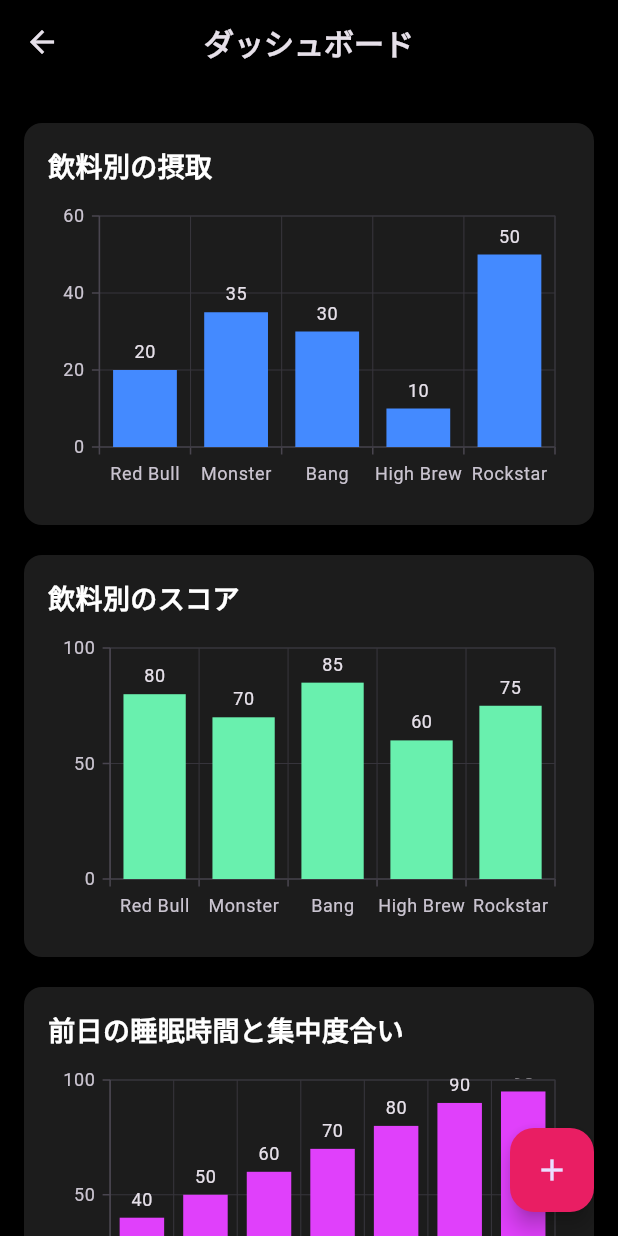
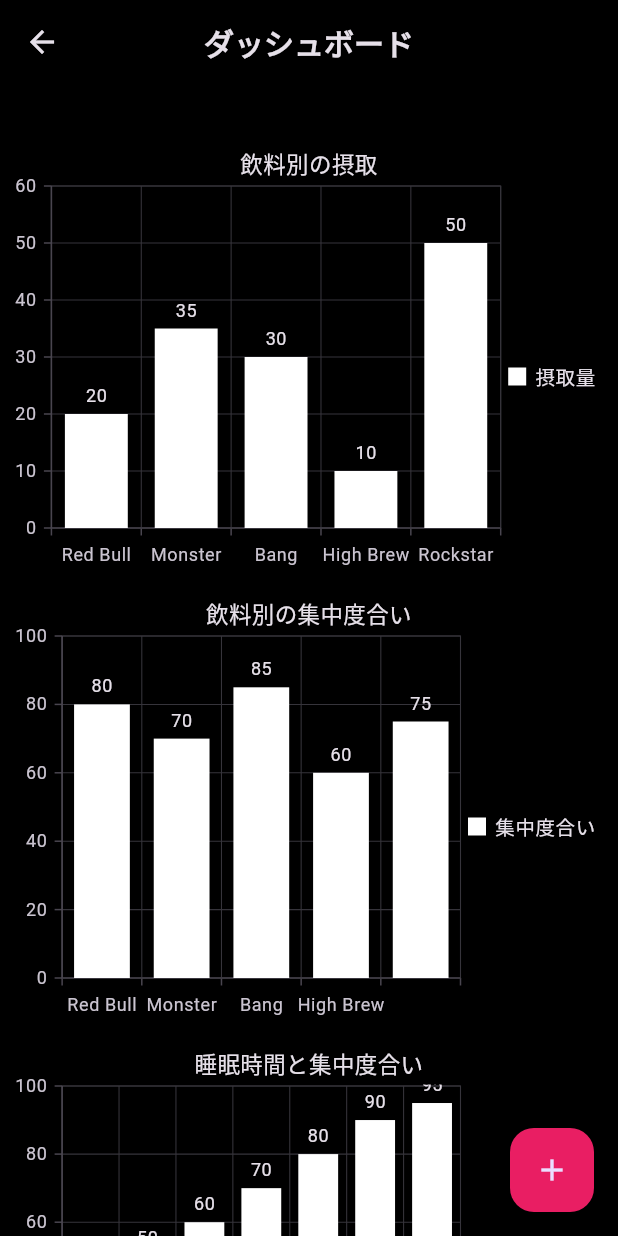
Before and after one commit to jphacks/os_2406, a Flutter app: the screen it shows after launch, on a phone screen of 412 x 824 dp. Run offline on Flutter 3.47's test engine with Material 3 defaults, Android fonts, the phone set to English and light mode, and no system bars; our stand-ins replace syncfusion_flutter_charts.

```diff
--- a/flutter_application/lib/main.dart
+++ b/flutter_application/lib/main.dart
@@ -1,5 +1,6 @@
 import 'package:flutter/material.dart';
-import 'package:syncfusion_flutter_charts/charts.dart';
+import 'package:syncfusion_flutter_charts/charts.dart'; // Syncfusionのインポート
+import 'src/input_before.dart'; // 遷移先の画面ファイルをインポート
 
 void main() {
   runApp(const MyApp());
@@ -26,10 +27,10 @@ class DashboardScreen extends StatelessWidget {
       backgroundColor: const Color(0xFF000000),
       appBar: AppBar(
         backgroundColor: const Color(0xFF000000),
-        elevation: 0,
+        elevation: 0, // 影を消す
         leading: IconButton(
           icon: const Icon(Icons.arrow_back),
-          onPressed: () {},
+          onPressed: () {}, // 戻るボタンの機能
         ),
         title: const Text(
           'ダッシュボード',
@@ -37,86 +38,93 @@ class DashboardScreen extends StatelessWidget {
         ),
         centerTitle: true,
       ),
-      body: SingleChildScrollView(
+      body: SingleChildScrollView( // スクロール可能にする
         child: Column(
           children: [
-            const SizedBox(height: 16),
-            _buildGraphCard(
-              title: '飲料別の摂取',
-              series: ColumnSeries<DrinkData, String>(
+            Container(
+              padding: const EdgeInsets.all(16.0),
+              child: const Column(
+                crossAxisAlignment: CrossAxisAlignment.start,
+              ),
+            ),
+            // 飲料摂取のグラフ
+            Container(
+              height: 300,
+              child: SfCartesianChart(
+                title: ChartTitle(text: '飲料別の摂取'),
+                legend: Legend(isVisible: true),
+                primaryXAxis: CategoryAxis(),
+                primaryYAxis: NumericAxis(),
+                series: <CartesianSeries>[
+                  ColumnSeries<DrinkData, String>(
                     dataSource: getDrinkData(),
                     xValueMapper: (DrinkData data, _) => data.drink,
                     yValueMapper: (DrinkData data, _) => data.consumption,
                     name: '摂取量',
                     dataLabelSettings: DataLabelSettings(isVisible: true),
-                color: Colors.blueAccent,
+                    color: Colors.white,
+                  ),
+                ],
               ),
             ),
-            _buildGraphCard(
-              title: '飲料別のスコア',
-              series: ColumnSeries<FocusData, String>(
+            // 集中度合いのグラフ
+            Container(
+              height: 300,
+              child: SfCartesianChart(
+                title: ChartTitle(text: '飲料別の集中度合い'),
+                legend: Legend(isVisible: true),
+                primaryXAxis: CategoryAxis(),
+                primaryYAxis: NumericAxis(),
+                series: <CartesianSeries>[
+                  ColumnSeries<FocusData, String>(
                     dataSource: getFocusData(),
                     xValueMapper: (FocusData data, _) => data.drink,
                     yValueMapper: (FocusData data, _) => data.score,
                     name: '集中度合い',
                     dataLabelSettings: DataLabelSettings(isVisible: true),
-                color: Colors.greenAccent,
+                    color: Colors.white,
+                  ),
+                ],
               ),
             ),
-            _buildGraphCard(
-              title: '前日の睡眠時間と集中度合い',
-              series: ColumnSeries<SleepFocusData, String>(
+            // 睡眠時間と集中度合いのグラフ
+            Container(
+              height: 300,
+              child: SfCartesianChart(
+                title: ChartTitle(text: '睡眠時間と集中度合い'),
+                legend: Legend(isVisible: true),
+                primaryXAxis: CategoryAxis(),
+                primaryYAxis: NumericAxis(),
+                series: <CartesianSeries>[
+                  ColumnSeries<SleepFocusData, String>(
                     dataSource: getSleepFocusData(),
                     xValueMapper: (SleepFocusData data, _) => data.sleepHours,
                     yValueMapper: (SleepFocusData data, _) => data.focusScore,
                     name: '集中度合い',
                     dataLabelSettings: DataLabelSettings(isVisible: true),
-                color: Colors.purpleAccent,
+                    color: Colors.white,
+                  ),
+                ],
               ),
             ),
           ],
         ),
       ),
       floatingActionButton: FloatingActionButton(
-        onPressed: () {},
+        onPressed: () {
+          Navigator.push(
+            context,
+            MaterialPageRoute(builder: (context) => PreWorkScreen()),
+          );
+        },
         backgroundColor: Colors.pink,
         child: const Icon(Icons.add),
       ),
     );
   }
 
-  Widget _buildGraphCard({required String title, required CartesianSeries series}) {
-    return Card(
-      margin: const EdgeInsets.symmetric(vertical: 10, horizontal: 16),
-      color: const Color(0xFF1c1c1c),
-      shape: RoundedRectangleBorder(
-        borderRadius: BorderRadius.circular(12),
-      ),
-      child: Padding(
-        padding: const EdgeInsets.all(16.0),
-        child: Column(
-          crossAxisAlignment: CrossAxisAlignment.start,
-          children: [
-            Text(
-              title,
-              style: const TextStyle(color: Colors.white, fontSize: 18, fontWeight: FontWeight.bold),
-            ),
-            const SizedBox(height: 10),
-            SizedBox(
-              height: 200,
-              child: SfCartesianChart(
-                primaryXAxis: CategoryAxis(),
-                primaryYAxis: NumericAxis(),
-                series: <CartesianSeries>[series],
-              ),
-            ),
-          ],
-        ),
-      ),
-    );
-  }
-
-  static List<DrinkData> getDrinkData() {
+  // 飲料摂取データを取得するメソッド
+  List<DrinkData> getDrinkData() {
     return [
       DrinkData('Red Bull', 20),
       DrinkData('Monster', 35),
@@ -126,7 +134,8 @@ class DashboardScreen extends StatelessWidget {
     ];
   }
 
-  static List<FocusData> getFocusData() {
+  // 集中度合いデータを取得するメソッド
+  List<FocusData> getFocusData() {
     return [
       FocusData('Red Bull', 80),
       FocusData('Monster', 70),
@@ -136,7 +145,8 @@ class DashboardScreen extends StatelessWidget {
     ];
   }
 
-  static List<SleepFocusData> getSleepFocusData() {
+  // 睡眠時間と集中度合いデータを取得するメソッド
+  List<SleepFocusData> getSleepFocusData() {
     return [
       SleepFocusData('1時間', 40),
       SleepFocusData('2時間', 50),
@@ -149,6 +159,7 @@ class DashboardScreen extends StatelessWidget {
   }
 }
 
+// データクラス
 class DrinkData {
   final String drink;
   final double consumption;
@@ -169,3 +180,73 @@ class SleepFocusData {
 
   SleepFocusData(this.sleepHours, this.focusScore);
 }
+
+class StatusCard extends StatelessWidget {
+  final String title;
+  final String status;
+  final String percent;
+  final Color percentColor;
+
+  const StatusCard({
+    required this.title,
+    required this.status,
+    required this.percent,
+    required this.percentColor,
+    super.key,
+  });
+
+  @override
+  Widget build(BuildContext context) {
+    return Container(
+      width: 158,
+      padding: const EdgeInsets.all(16),
+      decoration: BoxDecoration(
+        border: Border.all(color: const Color(0xFF543b40)),
+        borderRadius: BorderRadius.circular(16),
+      ),
+      child: Column(
+        crossAxisAlignment: CrossAxisAlignment.start,
+        children: [
+          Text(title, style: const TextStyle(color: Colors.white, fontSize: 16)),
+          const SizedBox(height: 4),
+          Text(status, style: const TextStyle(color: Colors.white, fontSize: 24, fontWeight: FontWeight.bold)),
+          const SizedBox(height: 4),
+          Text(percent, style: TextStyle(color: percentColor, fontSize: 16)),
+        ],
+      ),
+    );
+  }
+}
+
+class DrinkProgress extends StatelessWidget {
+  final String title;
+  final double percent;
+
+  const DrinkProgress({
+    required this.title,
+    required this.percent,
+    super.key,
+  });
+
+  @override
+  Widget build(BuildContext context) {
+    return Column(
+      children: [
+        Row(
+          children: [
+            Text(title, style: const TextStyle(color: Color(0xFFba9ca2), fontSize: 13, fontWeight: FontWeight.bold)),
+            const SizedBox(width: 8),
+            Expanded(
+              child: LinearProgressIndicator(
+                value: percent,
+                backgroundColor: const Color(0xFF39282b),
+                color: const Color(0xFFba9ca2),
+              ),
+            ),
+          ],
+        ),
+        const SizedBox(height: 6),
+      ],
+    );
+  }
+}
```
Lines whose indentation alone changed are shown as unchanged.
